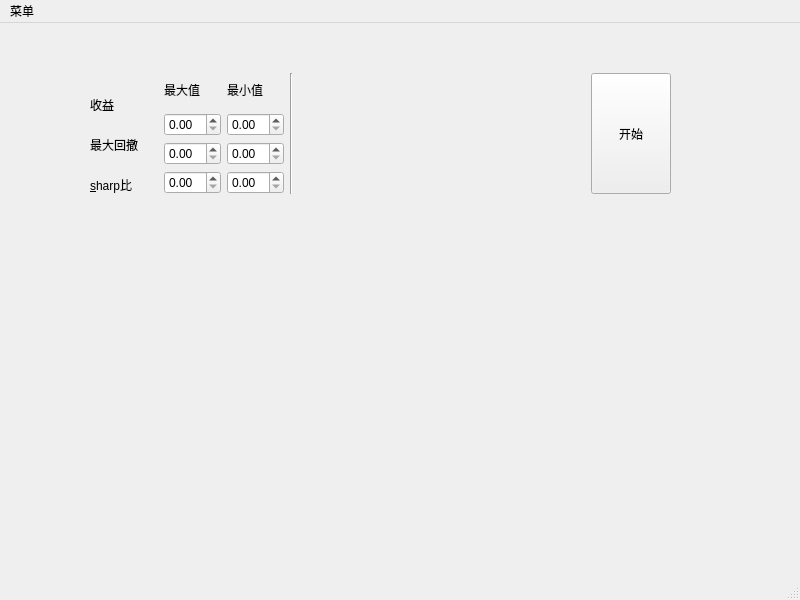
Above: LearningProject/layout/UI_layout_demo_LayoutManage.ui from iSteveyang/PyQt5 before the change. Below: the same form after it.
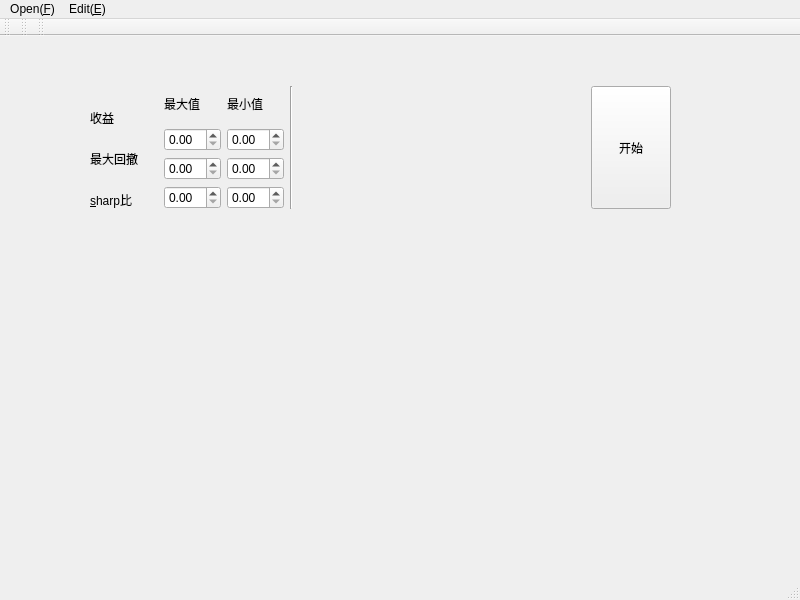
That is the form after the change.

```diff
--- a/LearningProject/layout/UI_layout_demo_LayoutManage.ui
+++ b/LearningProject/layout/UI_layout_demo_LayoutManage.ui
@@ -14,13 +14,13 @@
    <string>MainWindow</string>
   </property>
   <widget class="QWidget" name="centralwidget">
-   <widget class="QWidget" name="">
+   <widget class="QWidget" name="layoutWidget">
     <property name="geometry">
      <rect>
       <x>90</x>
       <y>50</y>
       <width>581</width>
-      <height>121</height>
+      <height>123</height>
      </rect>
     </property>
     <layout class="QHBoxLayout" name="horizontalLayout">
@@ -255,14 +255,75 @@
      <height>22</height>
     </rect>
    </property>
-   <widget class="QMenu" name="menuinputhere">
+   <widget class="QMenu" name="menuEdit_E">
     <property name="title">
-     <string>菜单</string>
+     <string>Edit(&amp;E)</string>
     </property>
    </widget>
-   <addaction name="menuinputhere"/>
+   <widget class="QMenu" name="menuOpen_F">
+    <property name="title">
+     <string>Open(&amp;F)</string>
+    </property>
+   </widget>
+   <addaction name="menuOpen_F"/>
+   <addaction name="menuEdit_E"/>
   </widget>
-  <widget class="QStatusBar" name="statusbar"/>
+  <widget class="QToolBar" name="toolBar">
+   <property name="windowTitle">
+    <string>toolBar</string>
+   </property>
+   <attribute name="toolBarArea">
+    <enum>TopToolBarArea</enum>
+   </attribute>
+   <attribute name="toolBarBreak">
+    <bool>false</bool>
+   </attribute>
+  </widget>
+  <widget class="QStatusBar" name="statusBar"/>
+  <widget class="QToolBar" name="toolBar_2">
+   <property name="windowTitle">
+    <string>toolBar_2</string>
+   </property>
+   <attribute name="toolBarArea">
+    <enum>TopToolBarArea</enum>
+   </attribute>
+   <attribute name="toolBarBreak">
+    <bool>false</bool>
+   </attribute>
+  </widget>
+  <widget class="QToolBar" name="toolBar_3">
+   <property name="windowTitle">
+    <string>toolBar_3</string>
+   </property>
+   <attribute name="toolBarArea">
+    <enum>TopToolBarArea</enum>
+   </attribute>
+   <attribute name="toolBarBreak">
+    <bool>false</bool>
+   </attribute>
+  </widget>
+  <action name="actionOpen">
+   <property name="text">
+    <string>Open</string>
+   </property>
+   <property name="toolTip">
+    <string>Open file</string>
+   </property>
+   <property name="shortcut">
+    <string>Alt+O</string>
+   </property>
+  </action>
+  <action name="actionEdit">
+   <property name="text">
+    <string>Edit</string>
+   </property>
+   <property name="toolTip">
+    <string>edit file</string>
+   </property>
+   <property name="shortcut">
+    <string>Alt+S</string>
+   </property>
+  </action>
  </widget>
  <resources/>
  <connections/>
```
Left out of the diff: 19 changed lines with no effect on the pictures.
